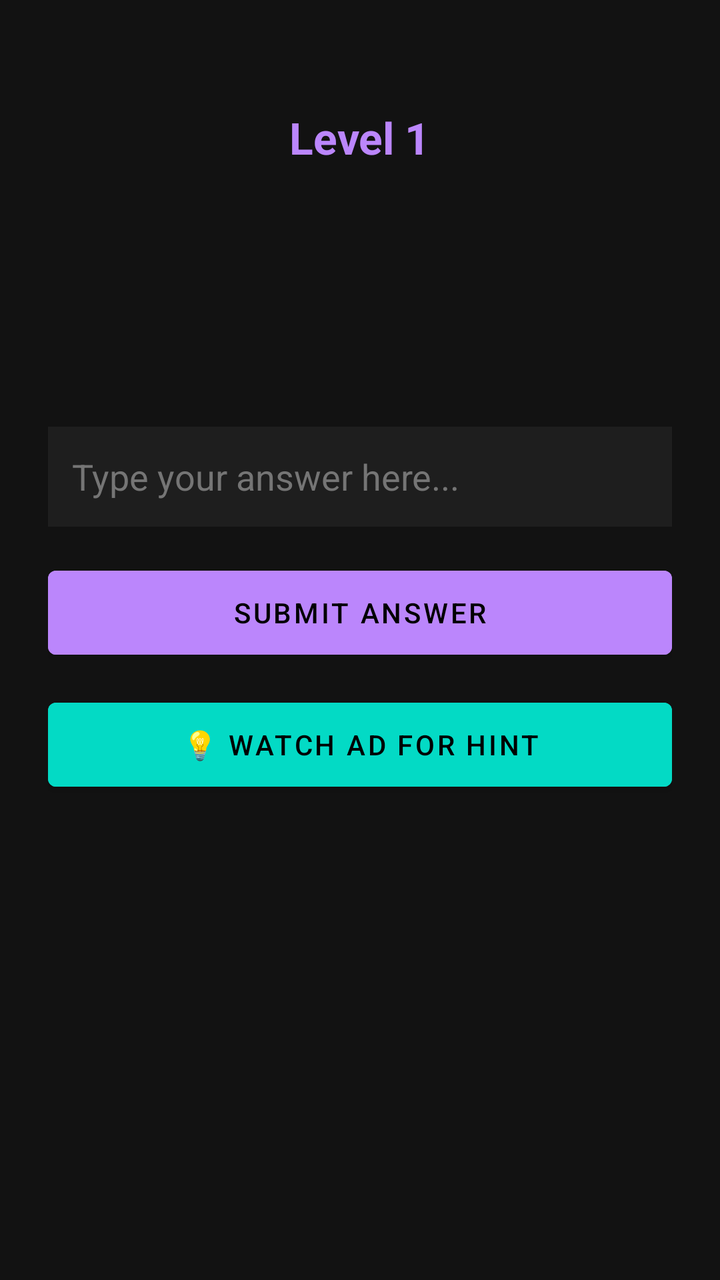
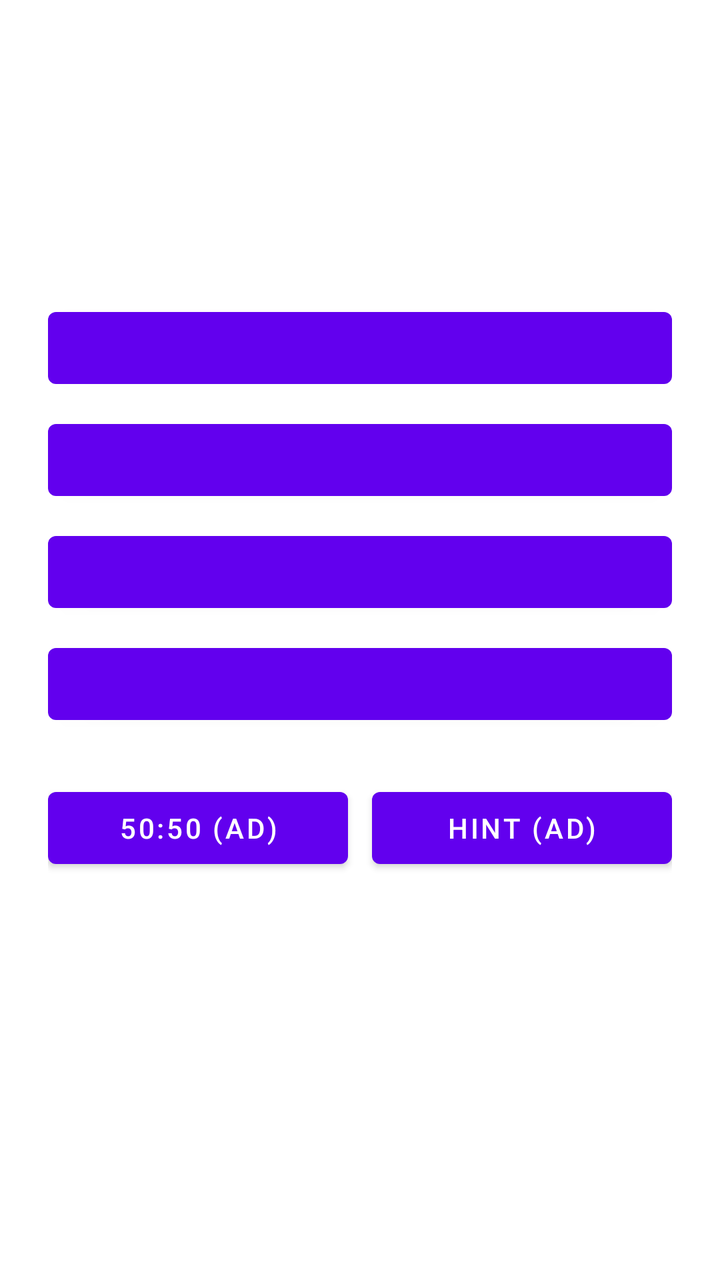

The first picture is an Android layout as it rendered before a commit; the second is the same layout after the commit. The layout source and the unified diff follow.
<!-- AndroidManifest.xml: application theme Theme.MaterialComponents.DayNight.NoActionBar -->
<!-- res/layout/activity_main.xml -->
<?xml version="1.0" encoding="utf-8"?>
<LinearLayout xmlns:android="http://schemas.android.com/apk/res/android"
    android:layout_width="match_parent"
    android:layout_height="match_parent"
    android:orientation="vertical"
    android:padding="24dp"
    android:gravity="center_horizontal"
    android:background="#121212">

    <TextView
        android:id="@+id/tvLevel"
        android:layout_width="wrap_content"
        android:layout_height="wrap_content"
        android:text="Level 1"
        android:textColor="#BB86FC"
        android:textSize="22sp"
        android:textStyle="bold"
        android:layout_marginTop="30dp" />

    <TextView
        android:id="@+id/tvRiddle"
        android:layout_width="match_parent"
        android:layout_height="wrap_content"
        android:textColor="#FFFFFF"
        android:textSize="18sp"
        android:lineSpacingExtra="4dp"
        android:gravity="center"
        android:layout_marginTop="32dp" />

    <TextView
        android:id="@+id/tvHint"
        android:layout_width="match_parent"
        android:layout_height="wrap_content"
        android:textColor="#03DAC5"
        android:textSize="16sp"
        android:textStyle="italic"
        android:gravity="center"
        android:layout_marginTop="16dp" />

    <EditText
        android:id="@+id/etAnswer"
        android:layout_width="match_parent"
        android:layout_height="50dp"
        android:hint="Type your answer here..."
        android:textColorHint="#757575"
        android:textColor="#FFFFFF"
        android:background="#1E1E1E"
        android:padding="12dp"
        android:layout_marginTop="36dp" />

    <Button
        android:id="@+id/btnSubmit"
        android:layout_width="match_parent"
        android:layout_height="54dp"
        android:text="Submit Answer"
        android:backgroundTint="#BB86FC"
        android:textColor="#000000"
        android:layout_marginTop="16dp" />

    <Button
        android:id="@+id/btnHint"
        android:layout_width="match_parent"
        android:layout_height="54dp"
        android:text="💡 Watch Ad For Hint"
        android:backgroundTint="#03DAC5"
        android:textColor="#000000"
        android:layout_marginTop="12dp" />

</LinearLayout>
<!-- resources referenced by this layout -->
<resources>

</resources>

<!-- the commit's change to res/layout/activity_main.xml (unified diff, before → after) -->
@@ -4,66 +4,80 @@
     android:layout_height="match_parent"
     android:orientation="vertical"
     android:padding="24dp"
-    android:gravity="center_horizontal"
-    android:background="#121212">
+    android:gravity="center_horizontal">
 
     <TextView
         android:id="@+id/tvLevel"
         android:layout_width="wrap_content"
         android:layout_height="wrap_content"
-        android:text="Level 1"
-        android:textColor="#BB86FC"
         android:textSize="22sp"
         android:textStyle="bold"
-        android:layout_marginTop="30dp" />
+        android:layout_marginBottom="16dp" />
 
     <TextView
         android:id="@+id/tvRiddle"
         android:layout_width="match_parent"
         android:layout_height="wrap_content"
-        android:textColor="#FFFFFF"
         android:textSize="18sp"
-        android:lineSpacingExtra="4dp"
-        android:gravity="center"
-        android:layout_marginTop="32dp" />
+        android:textAlignment="center"
+        android:layout_marginBottom="16dp" />
 
     <TextView
         android:id="@+id/tvHint"
         android:layout_width="match_parent"
         android:layout_height="wrap_content"
-        android:textColor="#03DAC5"
-        android:textSize="16sp"
-        android:textStyle="italic"
-        android:gravity="center"
-        android:layout_marginTop="16dp" />
+        android:textSize="15sp"
+        android:textColor="#D32F2F"
+        android:textAlignment="center"
+        android:layout_marginBottom="20dp" />
 
-    <EditText
-        android:id="@+id/etAnswer"
+    
+    <Button
+        android:id="@+id/btnOption1"
         android:layout_width="match_parent"
-        android:layout_height="50dp"
-        android:hint="Type your answer here..."
-        android:textColorHint="#757575"
-        android:textColor="#FFFFFF"
-        android:background="#1E1E1E"
-        android:padding="12dp"
-        android:layout_marginTop="36dp" />
+        android:layout_height="wrap_content"
+        android:layout_marginBottom="8dp" />
 
     <Button
-        android:id="@+id/btnSubmit"
+        android:id="@+id/btnOption2"
         android:layout_width="match_parent"
-        android:layout_height="54dp"
-        android:text="Submit Answer"
-        android:backgroundTint="#BB86FC"
-        android:textColor="#000000"
-        android:layout_marginTop="16dp" />
+        android:layout_height="wrap_content"
+        android:layout_marginBottom="8dp" />
 
     <Button
-        android:id="@+id/btnHint"
+        android:id="@+id/btnOption3"
         android:layout_width="match_parent"
-        android:layout_height="54dp"
-        android:text="💡 Watch Ad For Hint"
-        android:backgroundTint="#03DAC5"
-        android:textColor="#000000"
-        android:layout_marginTop="12dp" />
+        android:layout_height="wrap_content"
+        android:layout_marginBottom="8dp" />
+
+    <Button
+        android:id="@+id/btnOption4"
+        android:layout_width="match_parent"
+        android:layout_height="wrap_content"
+        android:layout_marginBottom="24dp" />
+
+    
+    <LinearLayout
+        android:layout_width="match_parent"
+        android:layout_height="wrap_content"
+        android:orientation="horizontal"
+        android:weightSum="2">
+
+        <Button
+            android:id="@+id/btn5050"
+            android:layout_width="0dp"
+            android:layout_height="wrap_content"
+            android:layout_weight="1"
+            android:layout_marginEnd="6dp"
+            android:text="50:50 (Ad)" />
+
+        <Button
+            android:id="@+id/btnHint"
+            android:layout_width="0dp"
+            android:layout_height="wrap_content"
+            android:layout_weight="1"
+            android:layout_marginStart="6dp"
+            android:text="Hint (Ad)" />
+    </LinearLayout>
 
 </LinearLayout>
